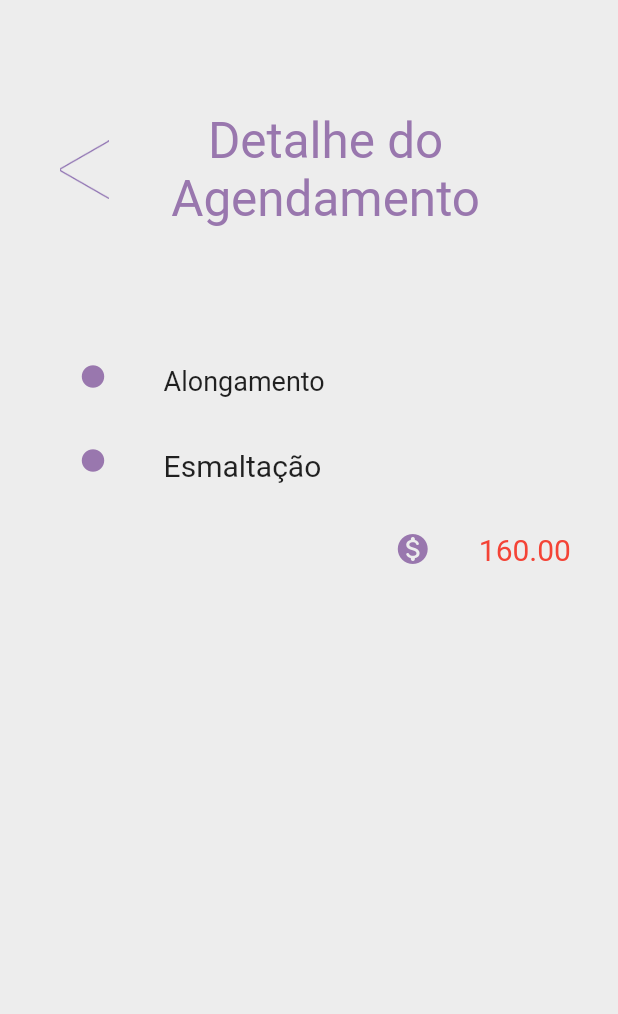
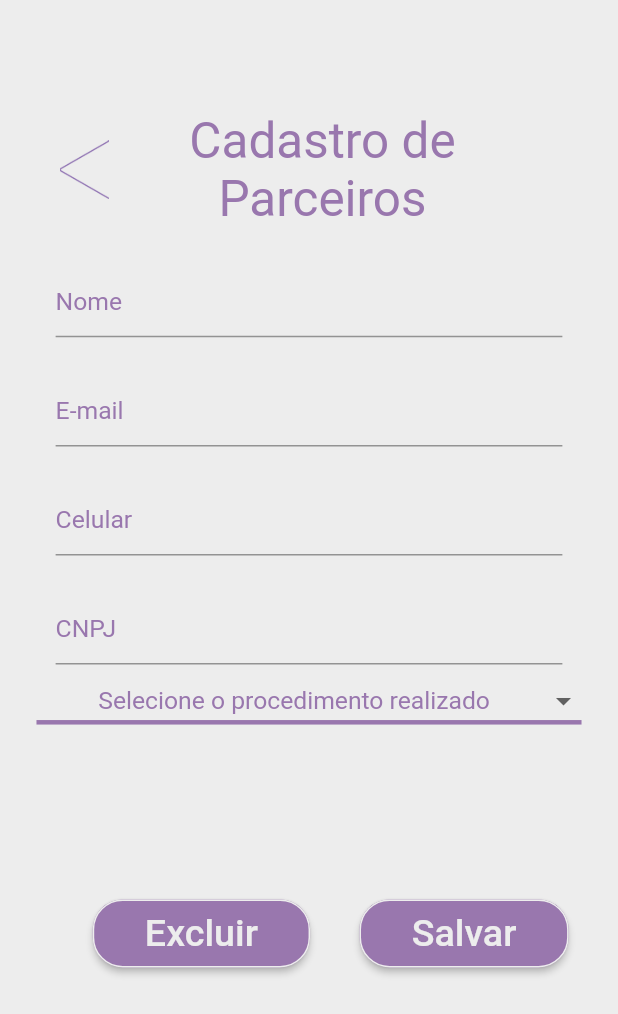
Before and after one commit to leticiasilvaDivenTech/salooni, a Flutter app: the parceiros screen opened directly, after a tap on "Detalhes", on a phone screen of 412 x 824 dp. Shown: the top 1014 px of the screen. Run offline on Flutter 3.47's test engine with Material 2 defaults, Android fonts, the phone set to English and light mode, and no system bars; our stand-ins replace curved_navigation_bar, form_field_validator, mask_text_input_formatter, table_calendar; Roboto replaces fonts that are missing (Generic).

Commit message:
alterações nas telas

```diff
--- a/lib/Menu/ParceirosCadastrados.dart
+++ b/lib/Menu/ParceirosCadastrados.dart
@@ -0,0 +1,251 @@
+import 'package:flutter/material.dart';
+import 'package:form_field_validator/form_field_validator.dart';
+import 'package:mask_text_input_formatter/mask_text_input_formatter.dart';
+
+
+class parceirocadastrados extends StatefulWidget {
+  @override
+  _parceirocadastradosState createState() => _parceirocadastradosState();
+}
+
+class _parceirocadastradosState extends State<parceirocadastrados> {
+  var maskFormatterCelular = new MaskTextInputFormatter
+    (mask: '(##) ####-#####', filter: { "#": RegExp(r'[0-9]') });
+  var maskFormatterCNPJ = new MaskTextInputFormatter
+    (mask: '##.###.###/####-##', filter: { "#": RegExp(r'[0-9]') });
+  TextEditingController nparceiroController = TextEditingController();
+  TextEditingController cnpjController = TextEditingController();
+  TextEditingController celularController = TextEditingController();
+  TextEditingController emailController = TextEditingController();
+  GlobalKey<FormState> _formKey = GlobalKey<FormState>();
+  String dropdownValue = 'Selecione o procedimento realizado';
+  // ignore: unused_element
+  void _resetFields(){
+    nparceiroController.text = "";
+    cnpjController.text = "";
+    celularController.text = "";
+    emailController.text = "";
+    setState(() {
+      _formKey = GlobalKey<FormState>();
+    });
+  }
+  @override
+  Widget build(BuildContext context) {
+    double _alturaTela = MediaQuery.of(context).size.height;
+    double _LarguraTela = MediaQuery.of(context).size.width;
+    return Scaffold(
+        backgroundColor: Color(0xFFededed),
+        body: SingleChildScrollView(
+          child:Form(
+            key: _formKey,
+            child:Column(
+              crossAxisAlignment: CrossAxisAlignment.stretch,
+              children: <Widget>[
+
+                Row(children: <Widget>[
+                  Padding(
+                      padding: EdgeInsets.fromLTRB(
+                          _LarguraTela * 0.03, _alturaTela * 0.09, 0, 0),
+                      child: FlatButton(
+                        onPressed: () {
+                          Navigator.pop(context);
+                        },
+                        child:  Image.asset(
+                          "images/roxo.png",
+                          width: _LarguraTela * 0.08,
+                          height: _alturaTela * 0.08,
+
+                        ),
+                      )),
+                  Expanded(
+
+                    child:   Padding(
+                      padding: EdgeInsets.fromLTRB(0, _alturaTela * 0.09, _LarguraTela*0.2, 0),
+                      child: Text("Cadastro de Parceiros",
+                        style: TextStyle(color: Color(0xFF9977ae),
+                            fontSize:_alturaTela* 0.04,
+                            fontFamily:"Generic"),
+                        textAlign: TextAlign.center,
+                      ),
+                    ),
+                  ),
+                ]),
+
+                Padding(
+                  padding: EdgeInsets.fromLTRB
+                    (_LarguraTela*0.09,_alturaTela*0.03,_LarguraTela*0.09,0),
+                  child: TextFormField(
+                      autofocus: false,
+                      keyboardType: TextInputType.text,
+                      cursorColor: Color(0xFF9977ae),
+                      decoration: InputDecoration(
+                          focusedBorder:
+                          UnderlineInputBorder(
+                              borderSide: BorderSide(color: Color(0xFF9977ae))),
+                          hintText: "Nome",
+                          hintStyle: TextStyle(color: Color(0xFF9977ae)),
+                          labelStyle: TextStyle(color: Color(0xFF9977ae))),
+                      style: TextStyle(color: Color(0xFF0f0f0f),
+                          fontSize:_LarguraTela * 0.04),
+                      controller: nparceiroController,
+                      validator: PatternValidator('^[a-zA-Z]+\$',
+                          errorText: 'O Nome não pode ter caracter'
+                              ' especial ou números')
+
+                  ),
+                ),
+                Padding(
+                  padding: EdgeInsets.fromLTRB
+                    (_LarguraTela*0.09,_alturaTela*0.03,_LarguraTela*0.09,0),
+                  child: TextFormField(
+                    autofocus: false,
+                    keyboardType: TextInputType.text,
+                    decoration: InputDecoration(
+                        focusedBorder:
+                        UnderlineInputBorder(
+                            borderSide: BorderSide(color: Color(0xFF9977ae))),
+                        hintText: "E-mail",
+                        hintStyle: TextStyle(color: Color(0xFF9977ae)),
+                        labelStyle: TextStyle(color: Color(0xFF9977ae))),
+                    style: TextStyle(color: Color(0xFF0f0f0f),
+                        fontSize: _LarguraTela * 0.04),
+                    controller: emailController,
+                    validator:EmailValidator(errorText: 'Inserir e-mail válido'),
+                  ),
+                ),
+                Padding(
+                  padding: EdgeInsets.fromLTRB
+                    (_LarguraTela*0.09,_alturaTela*0.03,_LarguraTela*0.09,0),
+                  child: TextFormField(
+                      autofocus: false,
+                      keyboardType: TextInputType.phone,
+                      inputFormatters: [maskFormatterCelular],
+                      decoration: InputDecoration(
+                          focusedBorder:
+                          UnderlineInputBorder(
+                              borderSide: BorderSide(color: Color(0xFF9977ae))),
+                          hintText: "Celular",
+                          hintStyle: TextStyle(color: Color(0xFF9977ae)),
+                          labelStyle: TextStyle(color: Color(0xFF9977ae))),
+                      style: TextStyle(color: Color(0xFF0f0f0f),
+                          fontSize: _LarguraTela * 0.04),
+                      controller: celularController,
+                      validator: (value) {
+                        if (value.isEmpty)
+                          return "Insira o celular";
+                        else
+                          return null;
+                      }
+                  ),
+                ),
+                Padding(
+                  padding: EdgeInsets.fromLTRB
+                    (_LarguraTela*0.09,_alturaTela*0.03,_LarguraTela*0.09,0),
+                  child: TextFormField(
+                    autofocus: false,
+                    keyboardType: TextInputType.number,
+                    inputFormatters: [maskFormatterCNPJ],
+                    decoration: InputDecoration(
+                        focusedBorder:
+                        UnderlineInputBorder(
+                            borderSide: BorderSide(color: Color(0xFF9977ae))),
+                        hintText: "CNPJ",
+                        hintStyle: TextStyle(color: Color(0xFF9977ae)),
+                        labelStyle: TextStyle(color: Color(0xFF9977ae))),
+                    style: TextStyle(color: Color(0xFF0f0f0f),
+                        fontSize: _LarguraTela * 0.04),
+                    controller: cnpjController,
+
+                  ),
+                ),
+                SizedBox(
+                    height: _alturaTela*0.09,
+                    child: Column(
+                      children: <Widget>[
+                        DropdownButton<String>(
+                          value: dropdownValue,
+                          style: TextStyle(color: Color(0xFF9977ae)),
+                          underline: Container(
+                            height: 3,
+                            color: Color(0xFF9977ae),
+                          ),
+                          onChanged: (String newValue) {
+                            setState(() {
+                              dropdownValue = newValue;
+                            });
+                          },
+                          items: <String>[
+                            'Selecione o procedimento realizado',
+                            'Manicure',
+                            'Desgner de sobrançelha'
+                          ].map<DropdownMenuItem<String>>((String value) {
+                            return DropdownMenuItem<String>(
+                                value: value,
+                                child: Padding(
+                                  padding: EdgeInsets.fromLTRB(_LarguraTela * 0.1,
+                                      _alturaTela * 0, _LarguraTela * 0.09, 0),
+                                  child: Text(
+                                    value,
+                                    style: TextStyle(
+                                      color: Color(0xFF9977ae),
+                                      fontSize: _LarguraTela * 0.04,
+                                    ),
+                                  ),
+                                ));
+                          }).toList(),
+                        ),
+
+                      ],
+                    )),
+                Row(
+                  children: <Widget>[
+                    Padding(
+                      padding: EdgeInsets.fromLTRB(0, _alturaTela * 0.1, 0, 0),
+                      child: Container(
+                        height: _alturaTela * 0.055,
+                        padding: EdgeInsets.only(right: _LarguraTela * 0.08),
+                        margin: EdgeInsets.only(left: _LarguraTela * 0.15),
+                        child: RaisedButton(
+                          onPressed: () {},
+                          child: Text(
+                            "   Excluir   ",
+                            style: TextStyle(
+                                color: Color(0xFFededed),
+                                fontSize: _LarguraTela * 0.061),
+                          ),
+                          shape: RoundedRectangleBorder(
+                              borderRadius: BorderRadius.circular(20.0),
+                              side: BorderSide(color: Color(0xFFededed))),
+                          color: Color(0xFF9977ae),
+                        ),
+                      ),
+                    ),
+                    Padding(
+                      padding: EdgeInsets.fromLTRB(0, _alturaTela * 0.1, 0, 0),
+                      child: Container(
+                        height: _alturaTela * 0.055,
+                        child: RaisedButton(
+                          onPressed: () {},
+                          child: Text(
+                            "   Salvar   ",
+                            style: TextStyle(
+                                color: Color(0xFFededed),
+                                fontSize: _LarguraTela * 0.061),
+                          ),
+                          shape: RoundedRectangleBorder(
+                              borderRadius: BorderRadius.circular(20.0),
+                              side: BorderSide(color: Color(0xFFededed))),
+                          color: Color(0xFF9977ae),
+                        ),
+                      ),
+                    ),
+                  ],
+                )
+              ],
+
+            ),
+          ),
+        )
+    );
+  }
+}
--- a/lib/Menu/datacalendar.dart
+++ b/lib/Menu/datacalendar.dart
@@ -40,9 +40,25 @@ class _dataCalendarState extends State<dataCalendar> {
         child: SingleChildScrollView(
           child: Column(
             children: <Widget>[
+              Row(children: <Widget>[
                 Padding(
-                padding: EdgeInsets.fromLTRB(0, _alturaTela * 0.09, 0, 0),
-                child: Text(
+                  padding: EdgeInsets.fromLTRB(
+                      _LarguraTela * 0.03, _alturaTela * 0.09, 0, 0),
+                  child: FlatButton(
+                      onPressed: () {
+                        Navigator.pop(context);
+                      },
+                      child:  Image.asset(
+                        "images/azul.png",
+                        width: _LarguraTela * 0.08,
+                        height: _alturaTela * 0.08,
+                      )),
+                ),
+                Expanded(
+                  child: Padding(
+                    padding: EdgeInsets.fromLTRB(
+                        0, _alturaTela * 0.1, _LarguraTela * 0.2, 0),
+                    child:  Text(
                       "Calendário",
                       style: TextStyle(
                           color: Color(0xFF7697ce),
@@ -51,6 +67,8 @@ class _dataCalendarState extends State<dataCalendar> {
                       textAlign: TextAlign.center,
                     ),
                   ),
+                ),
+              ]),
               SizedBox(
                 height: 30,
               ),
--- a/lib/Menu/financeiro.dart
+++ b/lib/Menu/financeiro.dart
@@ -105,8 +105,8 @@ class _financeiroState extends State<financeiro> {
                     padding: EdgeInsets.fromLTRB(0, 0, _LarguraTela * 0.05, 0),
                     child: RaisedButton(
                       onPressed: () {
-                        Navigator.push(context,
-                            MaterialPageRoute(builder: (context) => detalhe()));
+                      /*  Navigator.push(context,
+                            MaterialPageRoute(builder: (context) => detalhe()));*/
                       },
                       child: Text(
                         "Data",
--- a/lib/Menu/historicocadastrado.dart
+++ b/lib/Menu/historicocadastrado.dart
@@ -0,0 +1,14 @@
+import 'package:flutter/material.dart';
+
+
+class historiodetalhes extends StatefulWidget {
+  @override
+  _historiodetalhesState createState() => _historiodetalhesState();
+}
+
+class _historiodetalhesState extends State<historiodetalhes> {
+  @override
+  Widget build(BuildContext context) {
+    return Container();
+  }
+}
--- a/lib/Menu/historio.dart
+++ b/lib/Menu/historio.dart
@@ -1,4 +1,6 @@
 import 'package:flutter/material.dart';
+
+import 'historicocadastrado.dart';
 
 class historico extends StatefulWidget {
   @override
@@ -103,7 +105,10 @@ class _historicoState extends State<historico> {
                       child: Container(
                         height: _alturaTela * 0.04,
                         child: RaisedButton(
-                          onPressed: () {},
+                          onPressed: () {
+                            Navigator.push(context,
+                                MaterialPageRoute(builder: (context) => historiodetalhes()));
+                          },
                           child: Text(
                             "Detalhes",
                             style: TextStyle(
--- a/lib/Menu/parceiro.dart
+++ b/lib/Menu/parceiro.dart
@@ -1,6 +1,8 @@
 import 'package:flutter/material.dart';
 import 'package:salooni/Agendamento/detalhe.dart';
 import 'package:salooni/Menu/parceirocad.dart';
+
+import 'ParceirosCadastrados.dart';
 
 class parceiros extends StatefulWidget {
   @override
@@ -131,7 +133,7 @@ class _parceirosState extends State<parceiros> {
                               Navigator.push(
                                   context,
                                   MaterialPageRoute(
-                                      builder: (context) => detalhe()));
+                                      builder: (context) => parceirocadastrados()));
                             },
                             child: Text(
                               "Detalhes",
--- a/lib/Registro/parceiros.dart
+++ b/lib/Registro/parceiros.dart
@@ -2,6 +2,7 @@ import 'package:flutter/material.dart';
 import 'package:form_field_validator/form_field_validator.dart';
 import 'package:mask_text_input_formatter/mask_text_input_formatter.dart';
 import 'package:salooni/Menu/menu.dart';
+import 'package:salooni/Menu/menuLateral.dart';
 
 class Parceiro extends StatefulWidget {
   @override
@@ -223,10 +224,9 @@ class _ParceiroState extends State<Parceiro> {
                     height: _alturaTela * 0.055,
                     child: RaisedButton(
                       onPressed: () {
-                        if (_formKey.currentState.validate()) {
                           Navigator.push(context,
-                              MaterialPageRoute(builder: (context) => Menu()));
-                        }
+                              MaterialPageRoute(builder: (context) => MenuLateral()));
+
                       },
                       child: Text(
                         "Concluir",
```
Also changed, not shown: lib/Menu/procedimento.dart (+16 -8 lines). Lines whose indentation alone changed are shown as unchanged.
